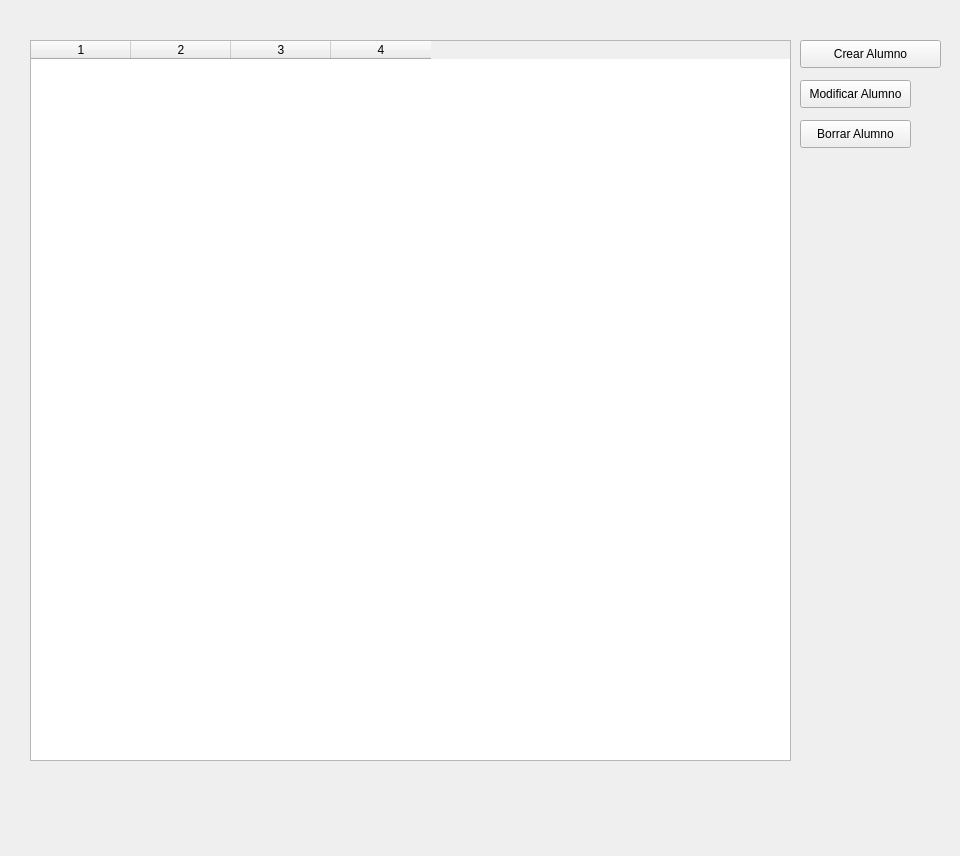
Qt form TFGapp/TFGapp/menuAlumno.ui (tfgapp/tfg) before a commit.
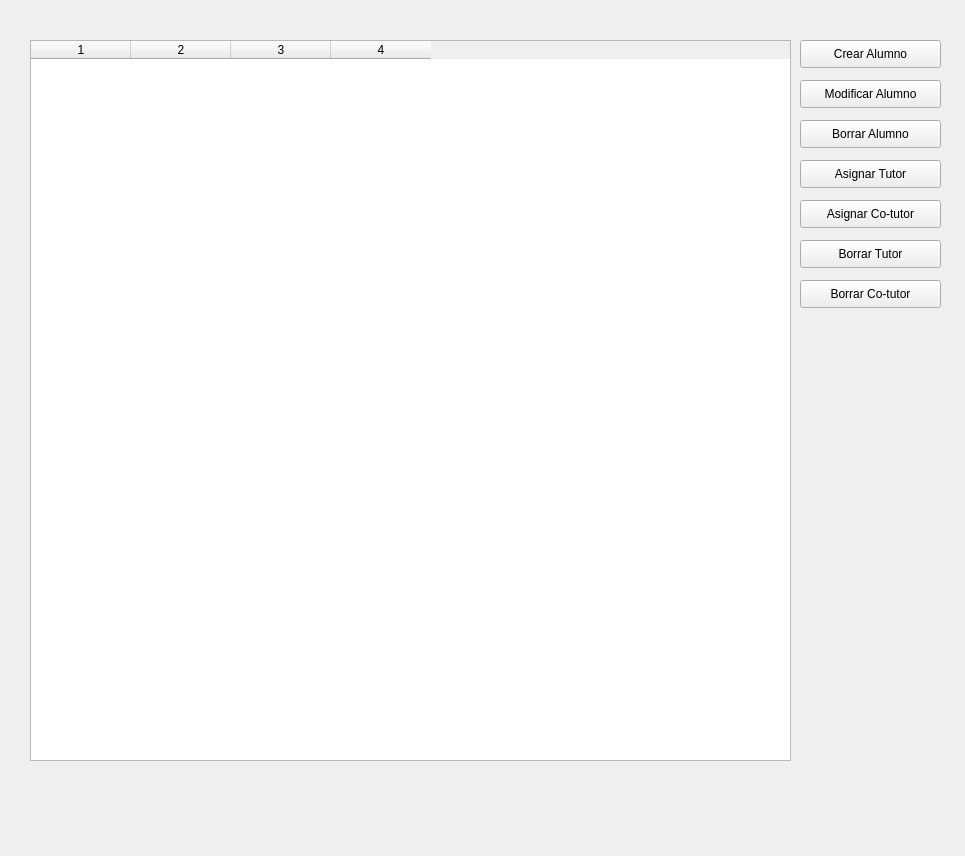
The same form after that commit.

Commit message: Tutor y cotutor

What changed in the file:
```diff
--- a/TFGapp/TFGapp/menuAlumno.ui
+++ b/TFGapp/TFGapp/menuAlumno.ui
@@ -6,7 +6,7 @@
    <rect>
     <x>0</x>
     <y>0</y>
-    <width>960</width>
+    <width>965</width>
     <height>856</height>
    </rect>
   </property>
@@ -57,7 +57,7 @@
     <rect>
      <x>800</x>
      <y>120</y>
-     <width>111</width>
+     <width>141</width>
      <height>28</height>
     </rect>
    </property>
@@ -70,7 +70,7 @@
     <rect>
      <x>800</x>
      <y>80</y>
-     <width>111</width>
+     <width>141</width>
      <height>28</height>
     </rect>
    </property>
@@ -78,6 +78,58 @@
     <string>Modificar Alumno</string>
    </property>
   </widget>
+  <widget class="QPushButton" name="pushButton">
+   <property name="geometry">
+    <rect>
+     <x>800</x>
+     <y>160</y>
+     <width>141</width>
+     <height>28</height>
+    </rect>
+   </property>
+   <property name="text">
+    <string>Asignar Tutor</string>
+   </property>
+  </widget>
+  <widget class="QPushButton" name="pushButton_2">
+   <property name="geometry">
+    <rect>
+     <x>800</x>
+     <y>200</y>
+     <width>141</width>
+     <height>28</height>
+    </rect>
+   </property>
+   <property name="text">
+    <string>Asignar Co-tutor</string>
+   </property>
+  </widget>
+  <widget class="QPushButton" name="pushButton_3">
+   <property name="geometry">
+    <rect>
+     <x>800</x>
+     <y>240</y>
+     <width>141</width>
+     <height>28</height>
+    </rect>
+   </property>
+   <property name="text">
+    <string>Borrar Tutor</string>
+   </property>
+  </widget>
+  <widget class="QPushButton" name="pushButton_4">
+   <property name="geometry">
+    <rect>
+     <x>800</x>
+     <y>280</y>
+     <width>141</width>
+     <height>28</height>
+    </rect>
+   </property>
+   <property name="text">
+    <string>Borrar Co-tutor</string>
+   </property>
+  </widget>
  </widget>
  <layoutdefault spacing="6" margin="11"/>
  <resources/>
```
Left out of the diff: 76 changed lines with no effect on the pictures. The commit also changes 12 other files.
